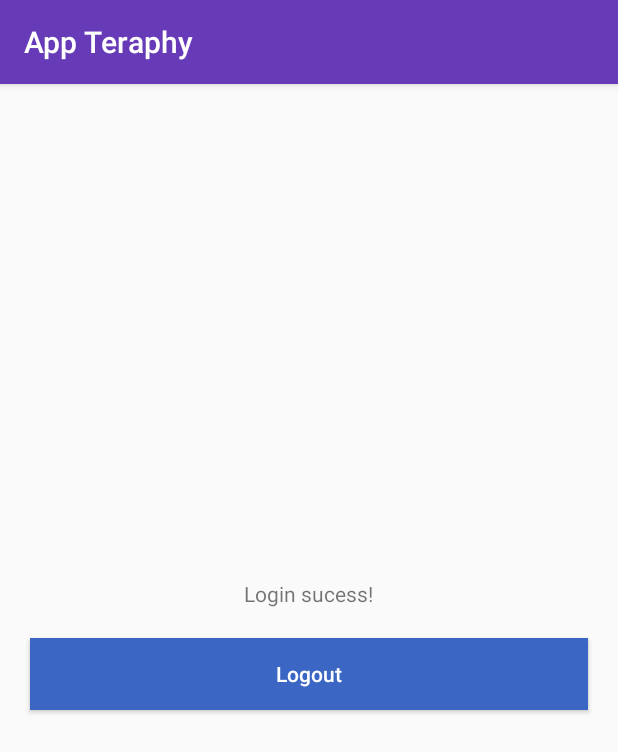
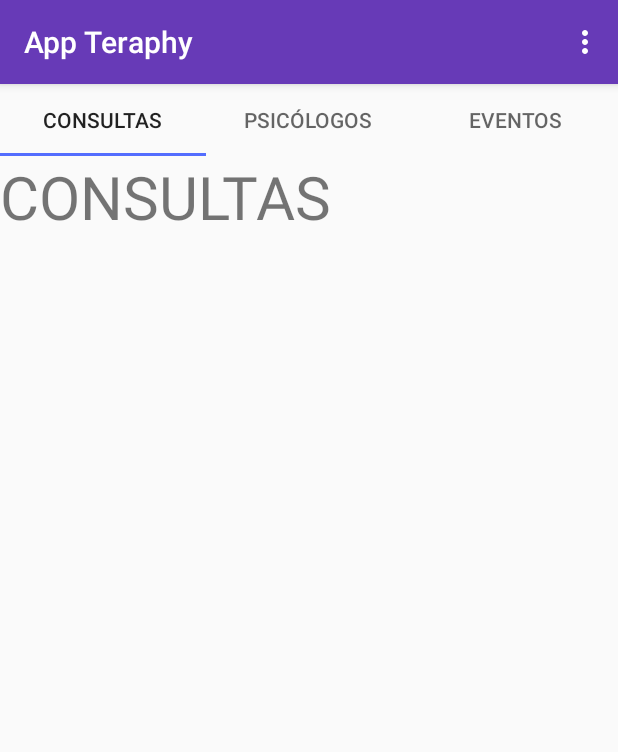
Before and after one commit to crcarvalho/AppTeraphy, an Android app: the screen it shows after launch once a user with an empty profile is signed in (HomeApplication), on a phone screen of 412 x 824 dp. Shown: the top 752 px of the screen. Run offline under Robolectric (Android 15) with nearby library versions, the phone set to English and light mode, and no system bars; our stand-ins replace Firebase (no records; nobody signed in at launch, a user with empty details on screens opened directly).

Commit message:
Criado os fragments da tela principal do app

```diff
--- a/app/build.gradle
+++ b/app/build.gradle
@@ -54,5 +54,6 @@ dependencies {
     androidTestImplementation 'com.android.support.test.espresso:espresso-core:3.0.2'
     implementation 'com.google.firebase:firebase-auth:16.0.1'
     implementation 'com.google.firebase:firebase-database:16.0.1'
+
 }
 apply plugin: 'com.google.gms.google-services'
--- a/app/src/main/java/com/example/carloscarvalho/appteraphy/HomeApplication.kt
+++ b/app/src/main/java/com/example/carloscarvalho/appteraphy/HomeApplication.kt
@@ -1,32 +1,67 @@
 package com.example.carloscarvalho.appteraphy
 
+import android.content.Intent
 import android.support.v7.app.AppCompatActivity
 import android.os.Bundle
+import android.view.Menu
 import android.widget.Button
+import com.example.carloscarvalho.appteraphy.adapter.MyPagerAdapter
 import com.facebook.*
 import com.facebook.login.LoginManager
+import com.google.firebase.auth.FirebaseAuth
+import kotlinx.android.synthetic.main.activity_home_application.*
+import android.view.MenuInflater
+import android.view.MenuItem
+
 
 class HomeApplication : AppCompatActivity() {
+    private lateinit var mAuth: FirebaseAuth
+
 
     override fun onCreate(savedInstanceState: Bundle?) {
+
+
         super.onCreate(savedInstanceState)
         setContentView(R.layout.activity_home_application)
 
-        var btnLogout = findViewById<Button>(R.id.btnLogout)
-        btnLogout.setOnClickListener(
-            {
-                if (AccessToken.getCurrentAccessToken() != null) {
-                    GraphRequest(
-                        AccessToken.getCurrentAccessToken(),
-                        "/me/permissions/",
-                        null,
-                        HttpMethod.DELETE,
-                        GraphRequest.Callback {
-                            AccessToken.setCurrentAccessToken(null)
-                            LoginManager.getInstance().logOut()
-                        })
-                }
-            }
-        )
+
+        //A classe MyPagerAdapter é responsavel por acionar o fragment correto dependendo da numero do método getItem
+        val fragmentAdapter = MyPagerAdapter(supportFragmentManager)
+        //ACESSA A VIEWPAGER LOCALIZADA NA ACTIVITY "activity_home_application"
+        viewpager_main.adapter = fragmentAdapter
+        //Acessar a TAB LAYOUT localizada na activity "activity_home_application
+        tabs_main.setupWithViewPager(viewpager_main)
+
+
+
+    }
+
+    private fun logout(){
+        //Recuepra a instancia do Firebase
+        mAuth = FirebaseAuth.getInstance()
+
+        //Desloga usuario do firebase
+        mAuth.signOut()
+
+        val intent = Intent(this@HomeApplication, LoginActivity::class.java)
+        intent.setFlags(Intent.FLAG_ACTIVITY_NEW_TASK);
+        startActivity(intent)
+        finish()
+    }
+
+    override fun onOptionsItemSelected(item: MenuItem): Boolean {
+        val id = item.getItemId()
+        if (id == R.id.action_logout) {
+            logout()
+            return true
+        }
+        return super.onOptionsItemSelected(item)
+    }
+
+
+    override fun onCreateOptionsMenu(menu: Menu): Boolean {
+        val inflater = menuInflater
+        inflater.inflate(R.menu.menu_main, menu)
+        return super.onCreateOptionsMenu(menu)
     }
 }
--- /dev/null
+++ b/app/src/main/java/com/example/carloscarvalho/appteraphy/adapter/MyPagerAdapter.kt
@@ -0,0 +1,36 @@
+package com.example.carloscarvalho.appteraphy.adapter
+
+import android.support.v4.app.Fragment
+import android.support.v4.app.FragmentManager
+import android.support.v4.app.FragmentPagerAdapter
+import com.example.carloscarvalho.appteraphy.fragments.ConsultasFragment
+import com.example.carloscarvalho.appteraphy.fragments.EventosFragment
+import com.example.carloscarvalho.appteraphy.fragments.PsicologosFragment
+
+class MyPagerAdapter(fm: FragmentManager) : FragmentPagerAdapter(fm)
+{
+    override fun getItem(position: Int): Fragment {
+        return when (position) {
+            0 -> {
+                ConsultasFragment()
+            }
+            1 -> PsicologosFragment()
+            else -> {
+                return EventosFragment()
+            }
+        }
+    }
+    override fun getCount(): Int {
+        return 3
+    }
+
+    override fun getPageTitle(position: Int): CharSequence {
+        return when (position) {
+            0 -> "Consultas"
+            1 -> "Psicólogos"
+            else -> {
+                return "Eventos"
+            }
+        }
+    }
+}
--- /dev/null
+++ b/app/src/main/java/com/example/carloscarvalho/appteraphy/fragments/ConsultasFragment.kt
@@ -0,0 +1,16 @@
+package com.example.carloscarvalho.appteraphy.fragments
+
+import android.os.Bundle
+import android.support.v4.app.Fragment
+import android.view.LayoutInflater
+import android.view.View
+import android.view.ViewGroup
+import com.example.carloscarvalho.appteraphy.R
+
+class ConsultasFragment : Fragment() {
+
+    override fun onCreateView(inflater: LayoutInflater, container: ViewGroup?, savedInstanceState: Bundle?): View? {
+        // Inflate the layout for this fragment
+        return inflater!!.inflate(R.layout.consultas_fragment, container, false)
+    }
+}
--- /dev/null
+++ b/app/src/main/java/com/example/carloscarvalho/appteraphy/fragments/PsicologosFragment.kt
@@ -0,0 +1,17 @@
+package com.example.carloscarvalho.appteraphy.fragments
+
+import android.os.Bundle
+import android.support.v4.app.Fragment
+import android.view.LayoutInflater
+import android.view.View
+import android.view.ViewGroup
+import com.example.carloscarvalho.appteraphy.R
+
+
+class PsicologosFragment : Fragment() {
+
+    override fun onCreateView(inflater: LayoutInflater, container: ViewGroup?, savedInstanceState: Bundle?): View? {
+        // Inflate the layout for this fragment
+        return inflater!!.inflate(R.layout.psicologos_fragment, container, false)
+    }
+}
--- a/app/src/main/res/layout/activity_home_application.xml
+++ b/app/src/main/res/layout/activity_home_application.xml
@@ -1,33 +1,21 @@
 <?xml version="1.0" encoding="utf-8"?>
-<RelativeLayout xmlns:android="http://schemas.android.com/apk/res/android"
-                xmlns:app="http://schemas.android.com/apk/res-auto"
-                xmlns:tools="http://schemas.android.com/tools"
-                android:layout_width="match_parent"
-                android:layout_height="match_parent">
+<android.support.constraint.ConstraintLayout xmlns:android="http://schemas.android.com/apk/res/android"
+                                             xmlns:app="http://schemas.android.com/apk/res-auto"
+                                             xmlns:tools="http://schemas.android.com/tools"
+                                             android:layout_width="match_parent"
+                                             android:layout_height="match_parent"
+                                             tools:context=".HomeApplication">
 
-    <LinearLayout
+    <android.support.design.widget.TabLayout
+            android:id="@+id/tabs_main"
             android:layout_width="match_parent"
             android:layout_height="wrap_content"
-            android:layout_centerInParent="true"
-            android:orientation="vertical">
+            app:tabMode="fixed" />
 
-        <TextView
-                android:layout_width="wrap_content"
-                android:layout_height="wrap_content"
-                android:text="Login sucess!"
-                android:layout_gravity="center_horizontal"/>
+    <android.support.v4.view.ViewPager
+            android:id="@+id/viewpager_main"
+            android:layout_width="match_parent"
+            android:layout_height="wrap_content"
+            app:layout_constraintTop_toBottomOf="@+id/tabs_main"/>
 
-        <Button
-                android:id="@+id/btnLogout"
-                android:layout_width="match_parent"
-                android:layout_height="wrap_content"
-                android:layout_centerInParent="true"
-                android:layout_margin="20dp"
-                android:background="#3c66c4"
-                android:textAllCaps="false"
-                android:text="Logout"
-                android:textColor="@android:color/white" />
-    </LinearLayout>
-
-
-</RelativeLayout>
+</android.support.constraint.ConstraintLayout>
--- /dev/null
+++ b/app/src/main/res/layout/consultas_fragment.xml
@@ -0,0 +1,13 @@
+<FrameLayout xmlns:android="http://schemas.android.com/apk/res/android"
+             xmlns:tools="http://schemas.android.com/tools"
+             android:layout_width="match_parent"
+             android:layout_height="match_parent"
+             tools:context=".fragments.ConsultasFragment">
+
+    <TextView
+            android:layout_width="match_parent"
+            android:layout_height="match_parent"
+            android:text="CONSULTAS"
+            android:textSize="40sp"/>
+
+</FrameLayout>
--- /dev/null
+++ b/app/src/main/res/menu/menu_main.xml
@@ -0,0 +1,9 @@
+<?xml version="1.0" encoding="utf-8"?>
+<menu xmlns:android="http://schemas.android.com/apk/res/android"
+      xmlns:app="http://schemas.android.com/apk/res-auto">
+    <item
+            android:id="@+id/action_logout"
+            android:title="Logout"
+            android:visible="true"
+            app:showAsAction="never" />
+</menu>
```
Also changed, not shown: app/src/main/java/com/example/carloscarvalho/appteraphy/fragments/EventosFragment.kt (added, +17 -0 lines), app/src/main/res/layout/eventos_fragment.xml (added, +13 -0 lines), app/src/main/res/layout/psicologos_fragment.xml (added, +13 -0 lines).
